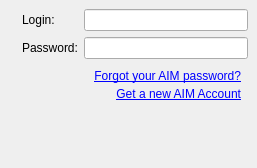
Qt form wengophone/src/presentation/qt/imaccount/AIMSettings.ui (tkrotoff/WengoPhone) before a commit.
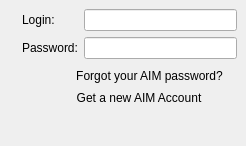
The same form after that commit. Icons and pictures are not drawn.

Commit message: - ProfileDetails.ui simplified - Replace QLabel by QToolButton when possible - Other minor modifications

Patch:
```diff
--- a/wengophone/src/presentation/qt/imaccount/AIMSettings.ui
+++ b/wengophone/src/presentation/qt/imaccount/AIMSettings.ui
@@ -8,8 +8,8 @@
    <rect>
     <x>0</x>
     <y>0</y>
-    <width>257</width>
-    <height>168</height>
+    <width>246</width>
+    <height>146</height>
    </rect>
   </property>
   <property name="windowTitle" >
@@ -85,18 +85,12 @@
       <number>0</number>
      </property>
      <item row="0" column="1" >
-      <widget class="QLabel" name="forgotPasswordLabel" >
-       <property name="cursor" >
-        <cursor>13</cursor>
-       </property>
+      <widget class="QToolButton" name="forgotPasswordButton" >
        <property name="text" >
-        <string>&lt;span style=" text-decoration: underline; color:#0000ff;">Forgot your AIM password?&lt;/span></string>
+        <string>Forgot your AIM password?</string>
        </property>
-       <property name="textFormat" >
-        <enum>Qt::AutoText</enum>
-       </property>
-       <property name="alignment" >
-        <set>Qt::AlignRight|Qt::AlignTrailing|Qt::AlignVCenter</set>
+       <property name="autoRaise" >
+        <bool>true</bool>
        </property>
       </widget>
      </item>
@@ -111,15 +105,12 @@
       </widget>
      </item>
      <item row="1" column="1" >
-      <widget class="QLabel" name="createAccountLabel" >
-       <property name="cursor" >
-        <cursor>13</cursor>
-       </property>
+      <widget class="QToolButton" name="createAccountButton" >
        <property name="text" >
-        <string>&lt;span style=" text-decoration: underline; color:#0000ff;">Get a new AIM Account&lt;/span></string>
+        <string>Get a new AIM Account</string>
        </property>
-       <property name="alignment" >
-        <set>Qt::AlignRight|Qt::AlignTrailing|Qt::AlignVCenter</set>
+       <property name="autoRaise" >
+        <bool>true</bool>
        </property>
       </widget>
      </item>
```
Left out of the diff: 2 changed lines with no effect on the pictures. The commit also changes 40 other files.
